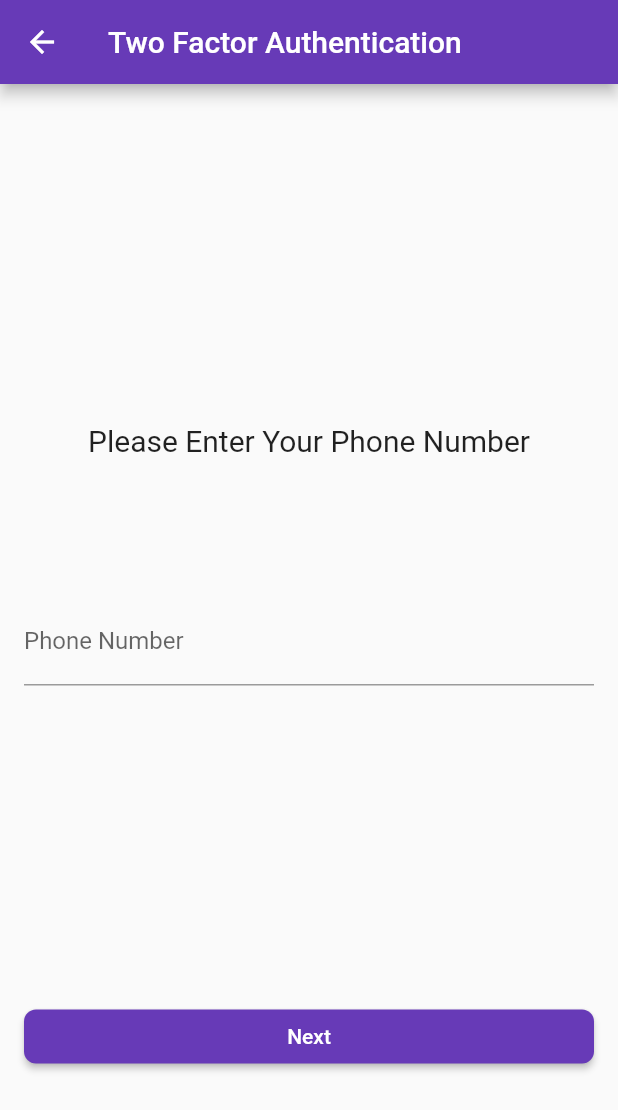
After one commit to SLMRukais99/e_bus_tracker, a Flutter app: the TwoFactorAuthScreen screen opened by its route, on a phone screen of 412 x 824 dp. The commit adds this screen. Shown: the top 1110 px of the screen. Run offline on Flutter 3.47's test engine with Material 2 defaults, Android fonts, the light colour scheme and no system bars; our stand-ins replace cloud_firestore, firebase_auth, firebase_core, firebase_messaging, firebase_storage, image_picker; accounts and stored records are empty; network calls fail.

Commit message:
Phone screen
Add phone screen to enter the phone number for users

```diff
--- a/lib/main.dart
+++ b/lib/main.dart
@@ -1,5 +1,6 @@
 import 'package:e_bus_tracker/bus_operator_profile_page.dart';
 import 'package:e_bus_tracker/login.dart';
+import 'package:e_bus_tracker/phone.dart';
 import 'package:e_bus_tracker/signup.dart';
 import 'package:e_bus_tracker/splash.dart';
 import 'package:e_bus_tracker/tfa.dart';
@@ -8,7 +9,6 @@ import 'package:flutter/material.dart';
 import 'package:e_bus_tracker/home.dart';
 import 'package:e_bus_tracker/user_profile_page.dart';
 
-
 void main() async {
   WidgetsFlutterBinding.ensureInitialized();
   await Firebase.initializeApp();
@@ -16,12 +16,14 @@ void main() async {
     debugShowCheckedModeBanner: false,
     initialRoute: 'splash',
     routes: {
-
       'splash': (context) => SplashScreenPage(),
-     'login': (context) => Login(),
+      'login': (context) => Login(),
       'signup': (context) => SignUp(),
       'home': (context) => HomeScreen(),
       'tfa': (context) => VerifyAccountScreen(),
+      'bus_operator_profile_page': (context) => BusOperatorProfileScreen(),
+      'user_profile_page': (context) => UserProfileScreen(),
+      'phone': (context) => TwoFactorAuthScreen(),
     },
   ));
 }
--- /dev/null
+++ b/lib/phone.dart
@@ -0,0 +1,57 @@
+import 'package:flutter/material.dart';
+
+class TwoFactorAuthScreen extends StatelessWidget {
+  @override
+  Widget build(BuildContext context) {
+    return Scaffold(
+      appBar: AppBar(
+        backgroundColor: Colors.deepPurple,
+        title: Text(
+          'Two Factor Authentication',
+          style: TextStyle(
+            color: Colors.white,
+          ),
+        ),
+      ),
+      body: Padding(
+        padding: const EdgeInsets.all(16.0),
+        child: Column(
+          mainAxisAlignment: MainAxisAlignment.spaceEvenly,
+          crossAxisAlignment: CrossAxisAlignment.stretch,
+          children: [
+            SizedBox(height: 24.0),
+            Text(
+              'Please Enter Your Phone Number',
+              style: TextStyle(fontSize: 20),
+              textAlign: TextAlign.center,
+            ),
+            TextField(
+              decoration: InputDecoration(
+                labelText: 'Phone Number',
+              ),
+            ),
+            SizedBox(height: 24.0),
+            ElevatedButton(
+              onPressed: () {
+                // TODO: Add next button functionality
+                Navigator.pushNamed(context, 'tfa');
+              },
+              child: Text(
+                'Next',
+                style: TextStyle(
+                  color: Colors.white,
+                ),
+              ),
+              style: ElevatedButton.styleFrom(
+                primary: Colors.deepPurple,
+                shape: RoundedRectangleBorder(
+                  borderRadius: BorderRadius.circular(8),
+                ),
+              ),
+            ),
+          ],
+        ),
+      ),
+    );
+  }
+}
--- a/lib/signup.dart
+++ b/lib/signup.dart
@@ -13,7 +13,6 @@ TextEditingController _usernameTextController = TextEditingController();
 TextEditingController _passwordTextController = TextEditingController();
 TextEditingController _confirmpasswordTextController = TextEditingController();
 TextEditingController _emailTextController = TextEditingController();
-
 
 var _isObscured1 = true;
 var _isObscured2 = true;
@@ -203,7 +202,7 @@ class _SignUpState extends State<SignUp> {
                                                 _passwordTextController.text)
                                         .then((value) {
                                       print("Created New Account");
-                                      Navigator.pushNamed(context, 'tfa');
+                                      Navigator.pushNamed(context, 'phone');
                                       print("ok");
                                     }).onError((error, stackTrace) {
                                       print("Error ${error.toString()}");
```
Also changed, not shown: 8 other files.
